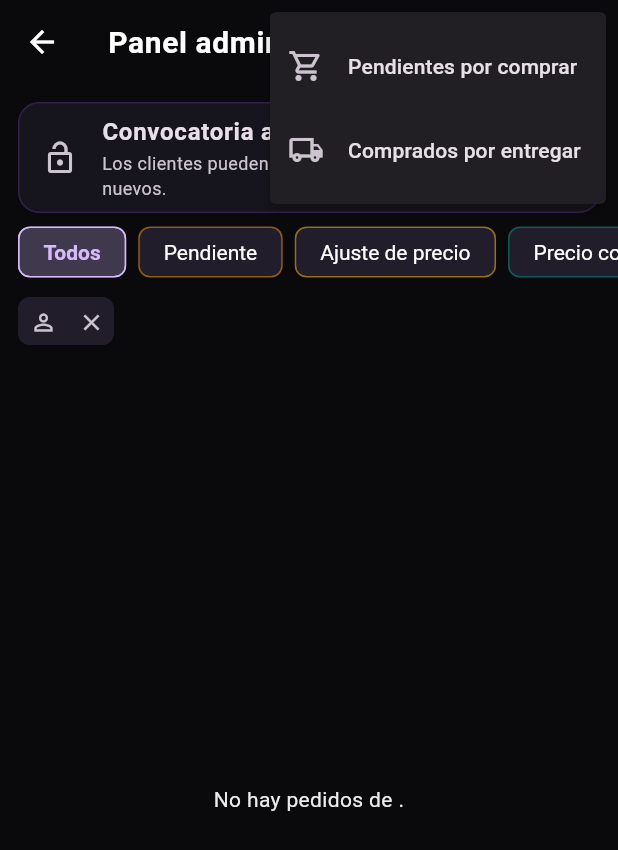
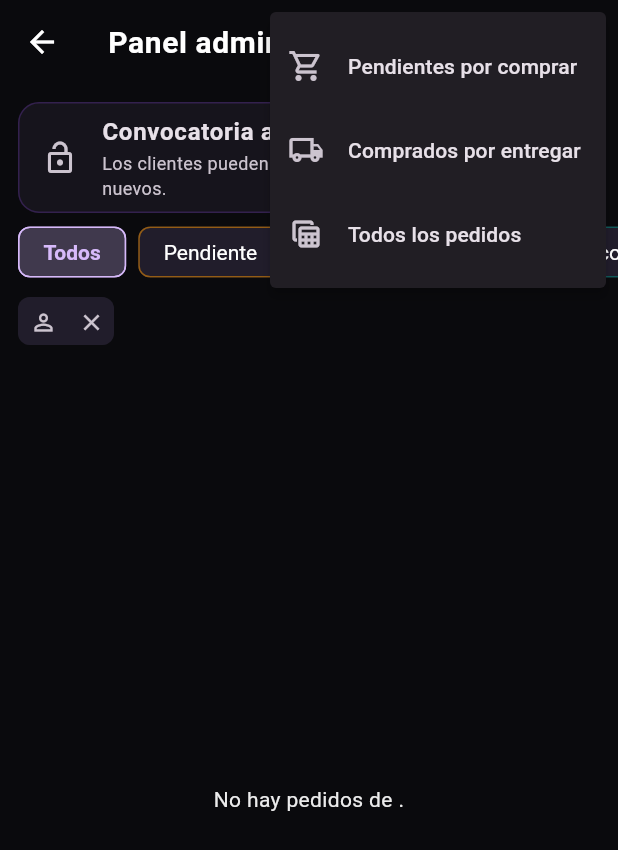
Before and after one commit to haroldevg/LaFosaImport, a Flutter app: the AdminOrdersScreen screen opened directly, after a tap on the "file download" icon, on a phone screen of 412 x 824 dp. Shown: the top 850 px of the screen. Run offline on Flutter 3.47's test engine with Material 3 defaults, Android fonts, the phone set to English and light mode, and no system bars; our stand-ins replace cloud_firestore, firebase_auth, firebase_core, google_sign_in, package_info_plus, share_plus and 2 more; missing offline and left inert: dart:js_interop, excel, google_sign_in_web; accounts and stored records are empty.

Commit message:
feat: add "Todos los pedidos" Excel export to the admin panel
One workbook with a per-order sheet (status, customer, money breakdown) and
a per-card detail sheet, covering every order in every status. Fetched
uncapped and without orderBy so orders lacking createdAt are not dropped.
Reachable only from the admin panel; Firestore rules already restrict
reading all orders to admins.

Co-Authored-By: Claude Sonnet 5.5 <noreply@anthropic.com>

```diff
--- a/lib/screens/admin/admin_orders_screen.dart
+++ b/lib/screens/admin/admin_orders_screen.dart
@@ -10,7 +10,7 @@ import 'edit_order_prices_screen.dart';
 
 /// The two Excel reports the panel can produce: what still has to be bought,
 /// and what was already bought and has to be delivered.
-enum _ExportKind { pending, purchased }
+enum _ExportKind { pending, purchased, all }
 
 class AdminOrdersScreen extends StatefulWidget {
   const AdminOrdersScreen({super.key});
@@ -334,10 +334,7 @@ class _AdminOrdersScreenState extends State<AdminOrdersScreen> {
             padding: const EdgeInsets.symmetric(horizontal: 12),
             children: [
               for (final chip in chips)
-                Padding(
-                  padding: const EdgeInsets.only(right: 8),
-                  child: chip,
-                ),
+                Padding(padding: const EdgeInsets.only(right: 8), child: chip),
             ],
           ),
         );
@@ -411,6 +408,12 @@ class _AdminOrdersScreenState extends State<AdminOrdersScreen> {
                         ),
                     emptyMessage: 'No hay pedidos comprados por entregar.',
                   ),
+                  _ExportKind.all => _runExport(
+                    () async => OrderExportService.instance.exportAllOrders(
+                      await OrderService.instance.everyOrder(),
+                    ),
+                    emptyMessage: 'No hay pedidos para exportar.',
+                  ),
                 },
                 itemBuilder: (context) => const [
                   PopupMenuItem(
@@ -426,6 +429,14 @@ class _AdminOrdersScreenState extends State<AdminOrdersScreen> {
                     child: ListTile(
                       leading: Icon(Icons.local_shipping_outlined),
                       title: Text('Comprados por entregar'),
+                      contentPadding: EdgeInsets.zero,
+                    ),
+                  ),
+                  PopupMenuItem(
+                    value: _ExportKind.all,
+                    child: ListTile(
+                      leading: Icon(Icons.table_view_outlined),
+                      title: Text('Todos los pedidos'),
                       contentPadding: EdgeInsets.zero,
                     ),
                   ),
--- a/lib/services/order_export_service.dart
+++ b/lib/services/order_export_service.dart
@@ -53,7 +53,107 @@ class OrderExportService {
     'Total línea',
   ];
 
+  static const _allSummaryHeaders = [
+    'ID pedido',
+    'Fecha pedido',
+    'Última actualización',
+    'Cliente',
+    'Correo',
+    'WhatsApp',
+    'Estado',
+    'Unidades',
+    'Líneas',
+    'Subtotal',
+    'Impuesto',
+    'Comisión',
+    'Envío a Perú',
+    'Total',
+    'Precio referencial',
+  ];
+
+  static const _allDetailHeaders = [
+    'ID pedido',
+    'Fecha pedido',
+    'Cliente',
+    'Estado',
+    'Carta',
+    'Set',
+    'Condición',
+    'Cantidad',
+    'Vendedor',
+    'Link',
+    'Precio unitario',
+    'Envío',
+    'Total línea',
+    'Precio referencial',
+  ];
+
   final _dateFmt = DateFormat('yyyy-MM-dd HH:mm');
+
+  /// Every order in every status, newest first. Two sheets: "Pedidos" is one
+  /// row per order with its money breakdown, "Detalle" is one row per card
+  /// tagged with its order id, so either can be filtered or pivoted in Excel.
+  ///
+  /// Returns the number of orders exported, or 0 if there were none.
+  Future<int> exportAllOrders(List<CardOrder> orders) async {
+    if (orders.isEmpty) return 0;
+
+    final excel = _newWorkbook(['Pedidos', 'Detalle']);
+    final summary = excel['Pedidos'];
+    final detail = excel['Detalle'];
+    summary.appendRow(_allSummaryHeaders.map(TextCellValue.new).toList());
+    detail.appendRow(_allDetailHeaders.map(TextCellValue.new).toList());
+
+    String fmt(DateTime? d) => d != null ? _dateFmt.format(d) : '';
+
+    for (final order in orders) {
+      final units = order.items.fold<int>(0, (acc, i) => acc + i.quantity);
+      summary.appendRow([
+        TextCellValue(order.id),
+        TextCellValue(fmt(order.createdAt)),
+        TextCellValue(fmt(order.updatedAt)),
+        TextCellValue(order.userDisplayName),
+        TextCellValue(order.userEmail),
+        TextCellValue(order.userWhatsapp),
+        TextCellValue(order.status.label),
+        IntCellValue(units),
+        IntCellValue(order.items.length),
+        DoubleCellValue(order.estimatedSubtotal),
+        DoubleCellValue(order.estimatedTax),
+        DoubleCellValue(order.estimatedMargin),
+        DoubleCellValue(order.estimatedInternationalShipping),
+        DoubleCellValue(order.estimatedTotal),
+        TextCellValue(order.hasReferencePriceItem ? 'Sí' : 'No'),
+      ]);
+
+      for (final item in order.items) {
+        detail.appendRow([
+          TextCellValue(order.id),
+          TextCellValue(fmt(order.createdAt)),
+          TextCellValue(order.userDisplayName),
+          TextCellValue(order.status.label),
+          TextCellValue(item.cardName),
+          TextCellValue(item.setName),
+          TextCellValue(item.condition),
+          IntCellValue(item.quantity),
+          TextCellValue(item.sellerName ?? ''),
+          TextCellValue(item.listingUrl ?? ''),
+          DoubleCellValue(item.unitPrice),
+          DoubleCellValue(item.shipping),
+          DoubleCellValue(item.lineTotal),
+          TextCellValue(item.isReferencePrice ? 'Sí' : 'No'),
+        ]);
+      }
+    }
+
+    await _shareWorkbook(
+      excel,
+      fileNamePrefix: 'todos_los_pedidos',
+      subject: 'Todos los pedidos',
+      text: '${orders.length} pedido(s) — exportado desde La Fosa Store.',
+    );
+    return orders.length;
+  }
 
   /// Shopping list (one row per card) for every order the staff still has to
   /// go buy on TCGPlayer (see [OrderStatusX.isReadyToBuy]). Orders still
```
Also changed, not shown: lib/services/order_service.dart (+12 -1 lines).
